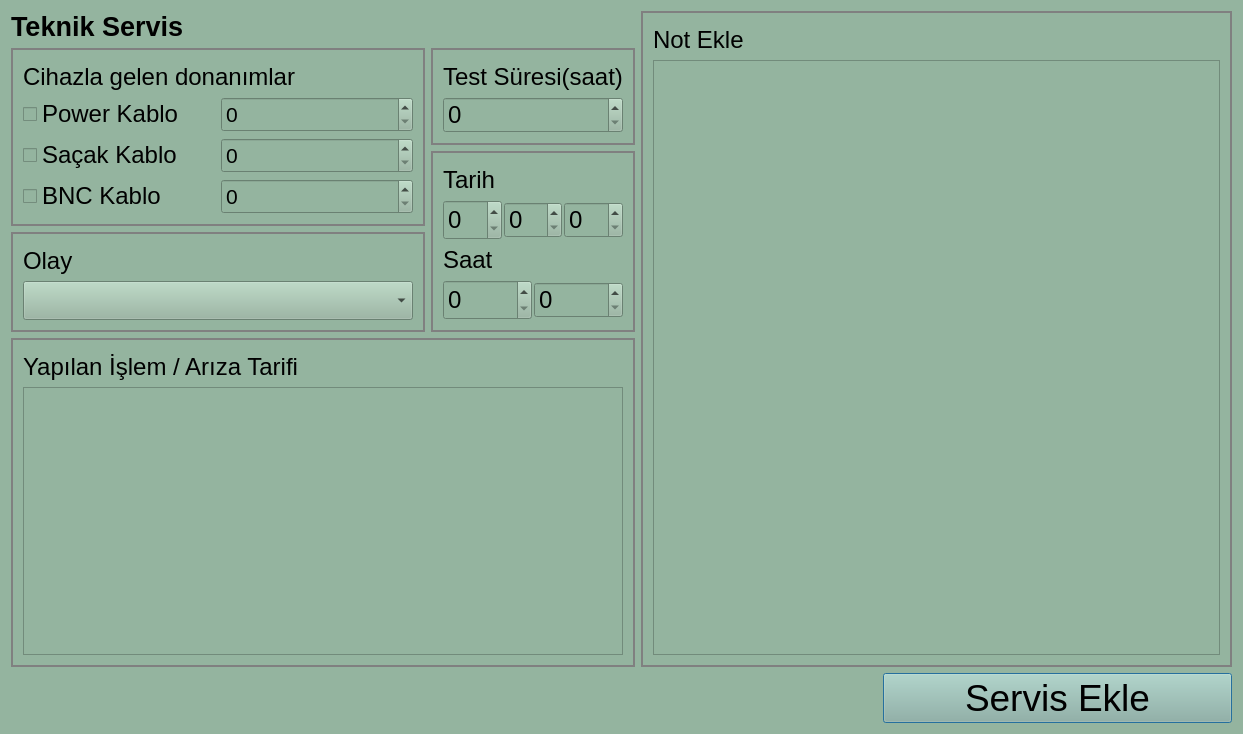
First picture: the form in src/serverservisdialog.ui, repository yunusemrecinar/QT5-cihaz-kimlik-teknik-servis, before the edit.
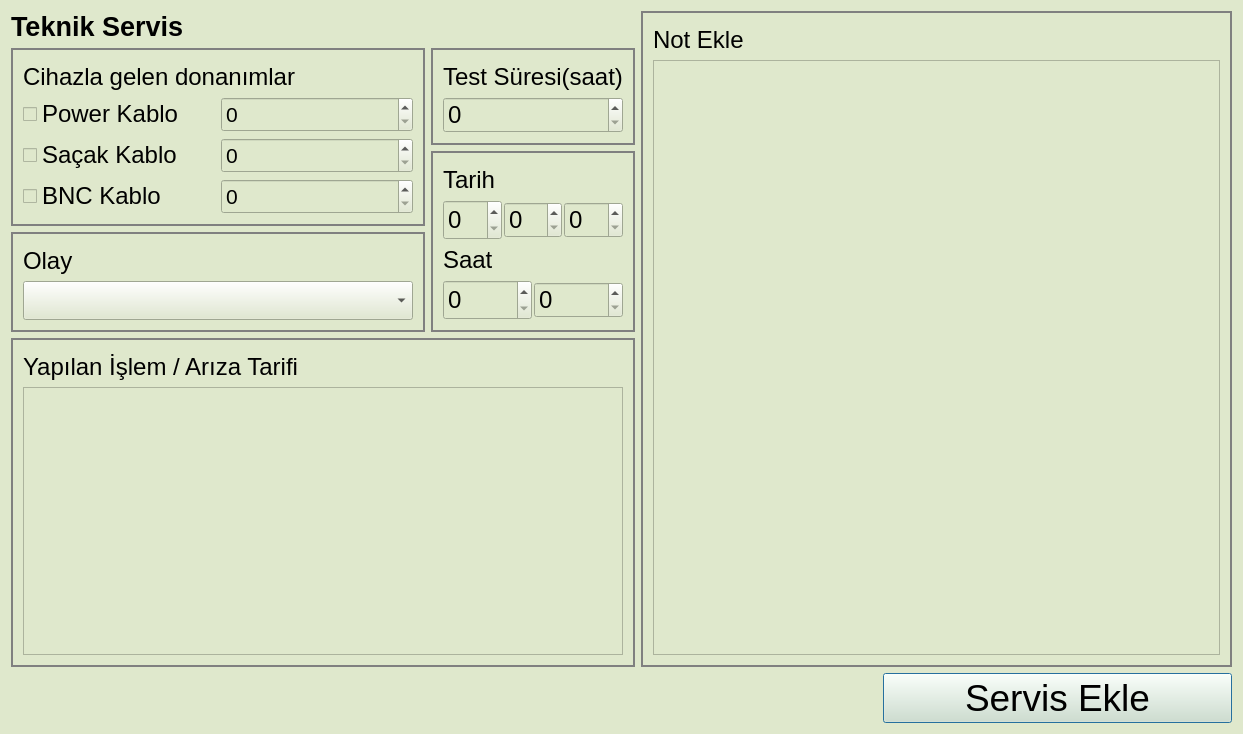
Second picture: the form after the edit.

What changed in the file:
```diff
--- a/src/serverservisdialog.ui
+++ b/src/serverservisdialog.ui
@@ -15,7 +15,7 @@
   </property>
   <property name="styleSheet">
    <string notr="true">QWidget {
-  background-color: #94B49F ;
+  background-color: #DFE8CC ;
 }</string>
   </property>
   <layout class="QVBoxLayout" name="verticalLayout_5">
```
